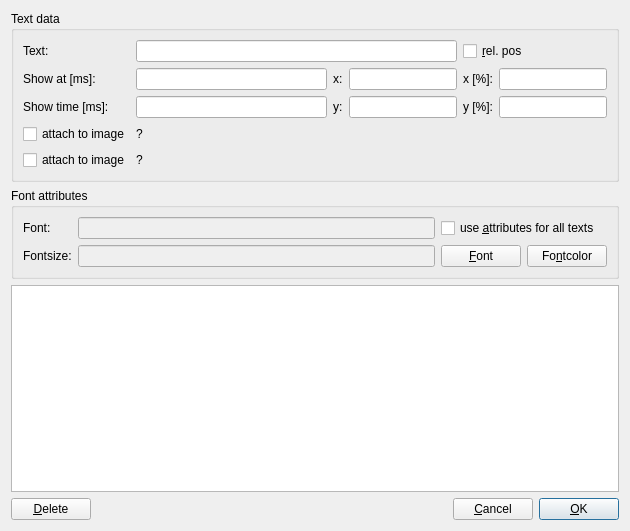
mneuroth/MinDia, file src/DynTextDlg4.ui: the form before one commit.
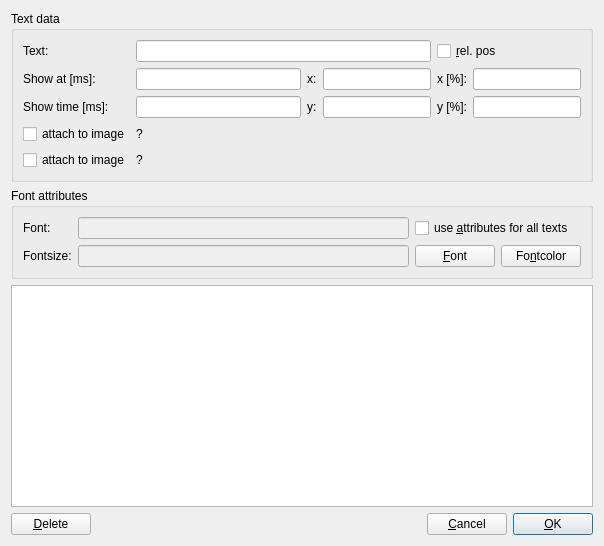
The form after the commit.

```diff
--- a/src/DynTextDlg4.ui
+++ b/src/DynTextDlg4.ui
@@ -6,8 +6,8 @@
    <rect>
     <x>0</x>
     <y>0</y>
-    <width>630</width>
-    <height>531</height>
+    <width>604</width>
+    <height>546</height>
    </rect>
   </property>
   <property name="sizePolicy">
```
Left out of the diff: 295 changed lines with no effect on the pictures.
